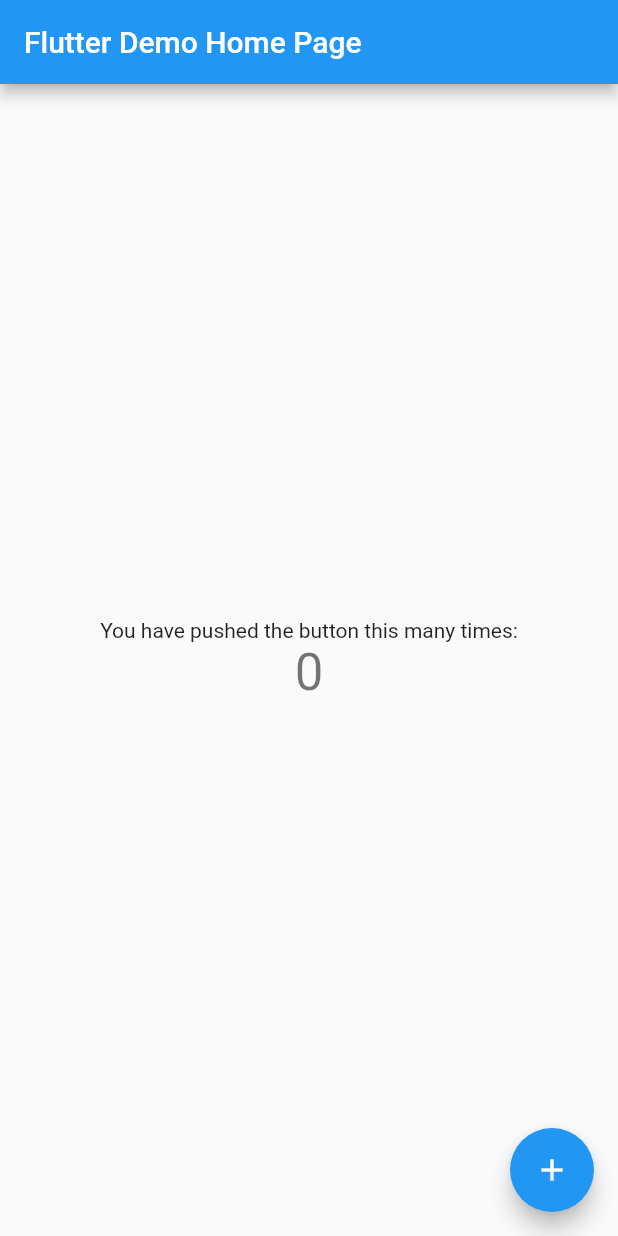
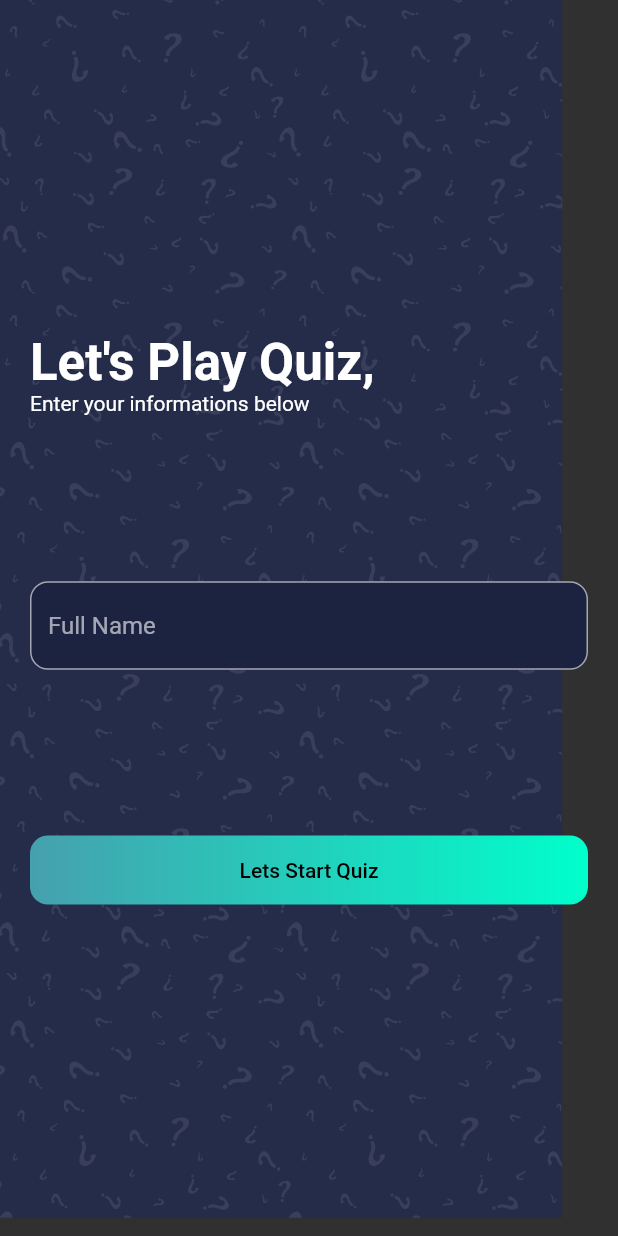
Before and after one commit to Ritam2002/Quizzy, a Flutter app: the screen it shows after launch, on a phone screen of 412 x 824 dp. Run offline on Flutter 3.47's test engine with Material 2 defaults, Android fonts, the phone set to English and light mode, and no system bars; our stand-ins replace flutter_svg, get.

Commit message:
first commit

```diff
--- /dev/null
+++ b/quizapp/lib/constants.dart
@@ -0,0 +1,14 @@
+import 'package:flutter/material.dart';
+
+const kSecondaryColor = Color(0xFF8B94BC);
+const kGreenColor = Color(0xFF6AC259);
+const kRedColor = Color(0xFFE92E30);
+const kGrayColor = Color(0xFFC1C1C1);
+const kBlackColor = Color(0xFF101010);
+const kPrimaryGradient = LinearGradient(
+  colors: [Color(0xFF46A0AE), Color(0xFF00FFCB)],
+  begin: Alignment.centerLeft,
+  end: Alignment.centerRight,
+);
+
+const double kDefaultPadding = 20.0;
--- a/quizapp/lib/main.dart
+++ b/quizapp/lib/main.dart
@@ -1,115 +1,20 @@
 import 'package:flutter/material.dart';
+import 'package:get/get_navigation/src/root/get_material_app.dart';
+import 'package:quizapp/screens/welcome/welcome_screen.dart';
 
 void main() {
-  runApp(const MyApp());
+  runApp(MyApp());
 }
 
 class MyApp extends StatelessWidget {
-  const MyApp({super.key});
-
   // This widget is the root of your application.
   @override
   Widget build(BuildContext context) {
-    return MaterialApp(
-      title: 'Flutter Demo',
-      theme: ThemeData(
-        // This is the theme of your application.
-        //
-        // Try running your application with "flutter run". You'll see the
-        // application has a blue toolbar. Then, without quitting the app, try
-        // changing the primarySwatch below to Colors.green and then invoke
-        // "hot reload" (press "r" in the console where you ran "flutter run",
-        // or simply save your changes to "hot reload" in a Flutter IDE).
-        // Notice that the counter didn't reset back to zero; the application
-        // is not restarted.
-        primarySwatch: Colors.blue,
-      ),
-      home: const MyHomePage(title: 'Flutter Demo Home Page'),
+    return GetMaterialApp(
+      title: 'Quiz App',
+      debugShowCheckedModeBanner: false,
+      theme: ThemeData.dark(),
+      home: WelcomeScreen(),
     );
   }
 }
-
-class MyHomePage extends StatefulWidget {
-  const MyHomePage({super.key, required this.title});
-
-  // This widget is the home page of your application. It is stateful, meaning
-  // that it has a State object (defined below) that contains fields that affect
-  // how it looks.
-
-  // This class is the configuration for the state. It holds the values (in this
-  // case the title) provided by the parent (in this case the App widget) and
-  // used by the build method of the State. Fields in a Widget subclass are
-  // always marked "final".
-
-  final String title;
-
-  @override
-  State<MyHomePage> createState() => _MyHomePageState();
-}
-
-class _MyHomePageState extends State<MyHomePage> {
-  int _counter = 0;
-
-  void _incrementCounter() {
-    setState(() {
-      // This call to setState tells the Flutter framework that something has
-      // changed in this State, which causes it to rerun the build method below
-      // so that the display can reflect the updated values. If we changed
-      // _counter without calling setState(), then the build method would not be
-      // called again, and so nothing would appear to happen.
-      _counter++;
-    });
-  }
-
-  @override
-  Widget build(BuildContext context) {
-    // This method is rerun every time setState is called, for instance as done
-    // by the _incrementCounter method above.
-    //
-    // The Flutter framework has been optimized to make rerunning build methods
-    // fast, so that you can just rebuild anything that needs updating rather
-    // than having to individually change instances of widgets.
-    return Scaffold(
-      appBar: AppBar(
-        // Here we take the value from the MyHomePage object that was created by
-        // the App.build method, and use it to set our appbar title.
-        title: Text(widget.title),
-      ),
-      body: Center(
-        // Center is a layout widget. It takes a single child and positions it
-        // in the middle of the parent.
-        child: Column(
-          // Column is also a layout widget. It takes a list of children and
-          // arranges them vertically. By default, it sizes itself to fit its
-          // children horizontally, and tries to be as tall as its parent.
-          //
-          // Invoke "debug painting" (press "p" in the console, choose the
-          // "Toggle Debug Paint" action from the Flutter Inspector in Android
-          // Studio, or the "Toggle Debug Paint" command in Visual Studio Code)
-          // to see the wireframe for each widget.
-          //
-          // Column has various properties to control how it sizes itself and
-          // how it positions its children. Here we use mainAxisAlignment to
-          // center the children vertically; the main axis here is the vertical
-          // axis because Columns are vertical (the cross axis would be
-          // horizontal).
-          mainAxisAlignment: MainAxisAlignment.center,
-          children: <Widget>[
-            const Text(
-              'You have pushed the button this many times:',
-            ),
-            Text(
-              '$_counter',
-              style: Theme.of(context).textTheme.headline4,
-            ),
-          ],
-        ),
-      ),
-      floatingActionButton: FloatingActionButton(
-        onPressed: _incrementCounter,
-        tooltip: 'Increment',
-        child: const Icon(Icons.add),
-      ), // This trailing comma makes auto-formatting nicer for build methods.
-    );
-  }
-}
--- /dev/null
+++ b/quizapp/lib/screens/welcome/welcome_screen.dart
@@ -0,0 +1,69 @@
+import 'package:flutter/material.dart';
+import 'package:flutter_svg/svg.dart';
+import 'package:get/get.dart';
+import 'package:quizapp/constants.dart';
+import 'package:quizapp/screens/quiz/quiz_screen.dart';
+
+class WelcomeScreen extends StatelessWidget {
+  const WelcomeScreen({super.key});
+
+  @override
+  Widget build(BuildContext context) {
+    return Scaffold(
+      body: Stack(
+        children: [
+          SvgPicture.asset("assets/bg.svg", fit: BoxFit.fill),
+          SafeArea(
+            child: Padding(
+              padding: const EdgeInsets.symmetric(horizontal: kDefaultPadding),
+              child: Column(
+                crossAxisAlignment: CrossAxisAlignment.start,
+                children: [
+                  Spacer(flex: 2), //2/6
+                  Text(
+                    "Let's Play Quiz,",
+                    style: Theme.of(context).textTheme.headline4!.copyWith(
+                        color: Colors.white, fontWeight: FontWeight.bold),
+                  ),
+                  Text("Enter your informations below"),
+                  Spacer(), // 1/6
+                  TextField(
+                    decoration: InputDecoration(
+                      filled: true,
+                      fillColor: Color(0xFF1C2341),
+                      hintText: "Full Name",
+                      border: OutlineInputBorder(
+                        borderRadius: BorderRadius.all(Radius.circular(12)),
+                      ),
+                    ),
+                  ),
+                  Spacer(), // 1/6
+                  InkWell(
+                    onTap: () => Get.to(QuizScreen()),
+                    child: Container(
+                      width: double.infinity,
+                      alignment: Alignment.center,
+                      padding: EdgeInsets.all(kDefaultPadding * 0.75), // 15
+                      decoration: BoxDecoration(
+                        gradient: kPrimaryGradient,
+                        borderRadius: BorderRadius.all(Radius.circular(12)),
+                      ),
+                      child: Text(
+                        "Lets Start Quiz",
+                        style: Theme.of(context)
+                            .textTheme
+                            .button!
+                            .copyWith(color: Colors.black),
+                      ),
+                    ),
+                  ),
+                  Spacer(flex: 2), // it will take 2/6 spaces
+                ],
+              ),
+            ),
+          ),
+        ],
+      ),
+    );
+  }
+}
```
Also changed, not shown: quizapp/lib/controllers/question_controller.dart (added, +115 -0 lines), quizapp/lib/models/Questions.dart (added, +39 -0 lines), quizapp/lib/screens/quiz/components/body.dart (added, +77 -0 lines), quizapp/lib/screens/quiz/components/option.dart (added, +58 -0 lines), quizapp/lib/screens/quiz/components/progress_bar.dart (added, +58 -0 lines), quizapp/lib/screens/quiz/components/question_card.dart (added, +55 -0 lines), quizapp/lib/screens/quiz/quiz_screen.dart (added, +28 -0 lines), quizapp/lib/screens/score/score_screen.dart (added, +41 -0 lines), quizapp/pubspec.yaml (+4 -3 lines), quizapp/assets/bg.svg (added), quizapp/assets/clock.svg (added), quizapp/pubspec.lock, 1 other file.
